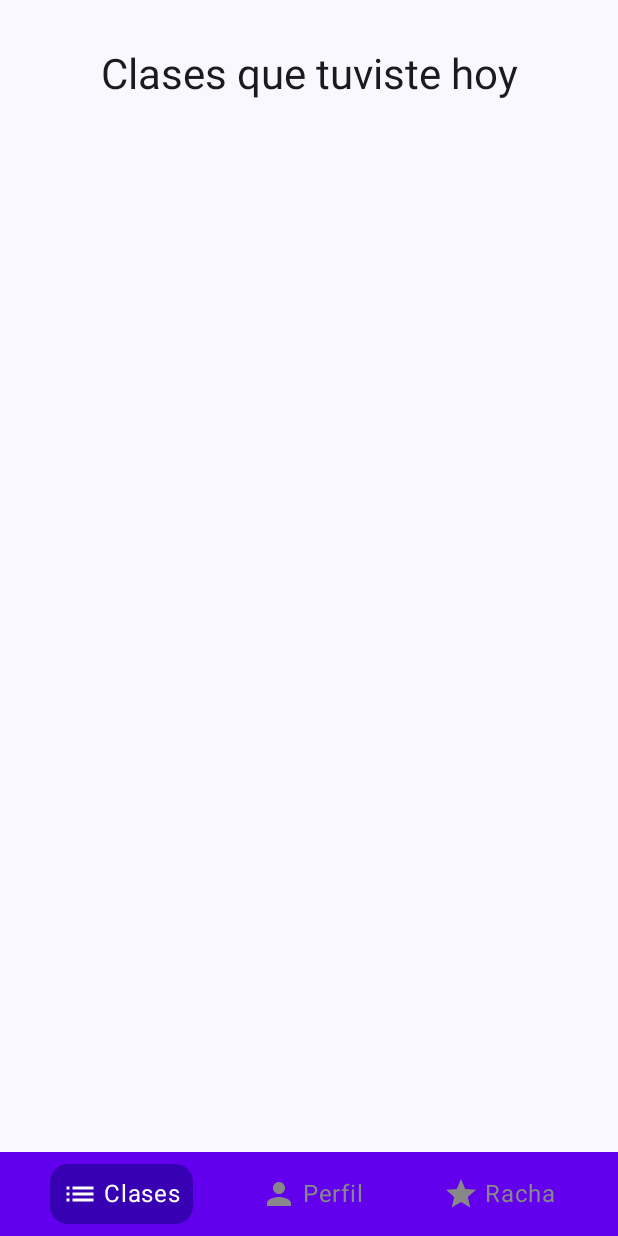
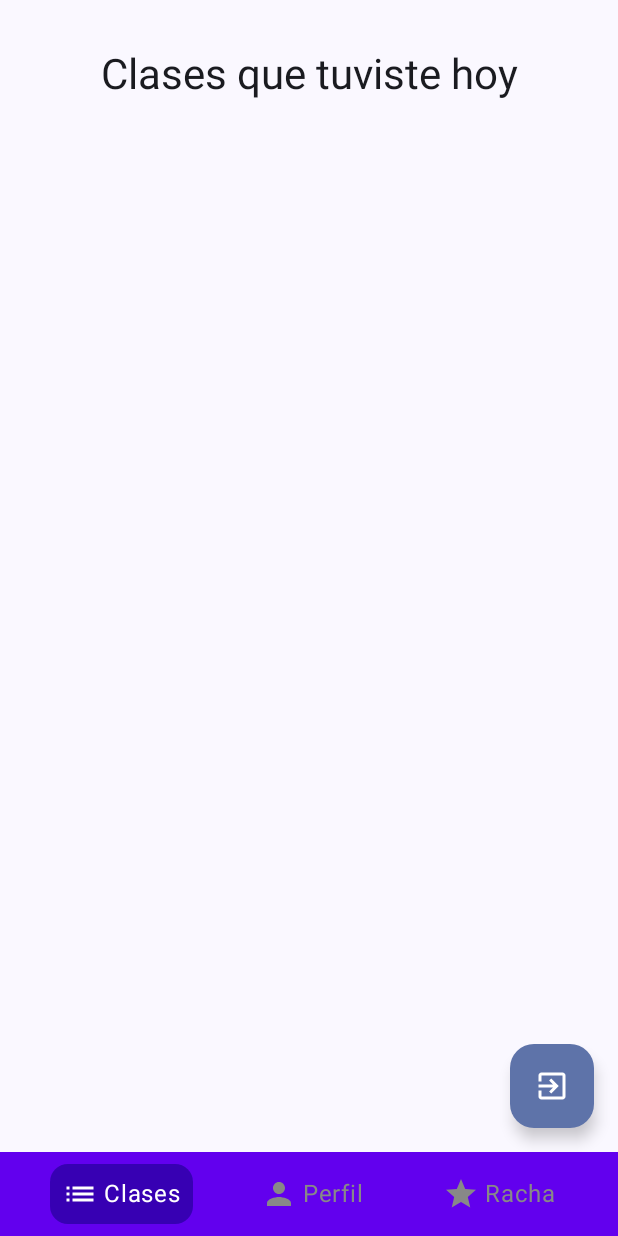
Before and after one commit to GabrielMena8/proyectoStudention, an Android app built with Jetpack Compose: the composable ClassesTabContent called with empty values, on a phone screen of 412 x 824 dp. Run offline under Robolectric (Android 15) with nearby library versions, the phone set to English and light mode, and no system bars; our stand-ins replace Firebase (no records; nobody signed in at launch, a user with empty details on screens opened directly); 1 statement that could not run was skipped.

Commit message:
ADD: Boton de salida

```diff
--- a/app/src/main/java/com/example/studention/views/ClassesTabContent.kt
+++ b/app/src/main/java/com/example/studention/views/ClassesTabContent.kt
@@ -9,6 +9,7 @@ import androidx.compose.material.icons.Icons
 import androidx.compose.material.icons.filled.List
 import androidx.compose.material.icons.filled.Person
 import androidx.compose.material.icons.filled.Star
+import androidx.compose.material.icons.filled.ExitToApp
 import androidx.compose.material3.*
 import androidx.compose.runtime.*
 import androidx.compose.ui.Alignment
@@ -20,6 +21,7 @@ import androidx.navigation.NavHostController
 import com.example.studention.R
 import com.database.database.UsersUtil
 import com.example.studention.ValidarUser
+import com.google.firebase.auth.FirebaseAuth
 
 @OptIn(ExperimentalMaterial3Api::class)
 @Composable
@@ -65,6 +67,18 @@ fun ClassesTabContent(navController: NavHostController, carnet: String) {
                     }
                 }
             )
+        },
+        floatingActionButton = {
+            FloatingActionButton(onClick = {
+                FirebaseAuth.getInstance().signOut()
+                navController.navigate("login") {
+                    popUpTo(navController.graph.startDestinationId) {
+                        inclusive = true
+                    }
+                }
+            }) {
+                Icon(Icons.Filled.ExitToApp, contentDescription = "Cerrar sesión")
+            }
         }
     ) { paddingValues ->
         Column(
```
